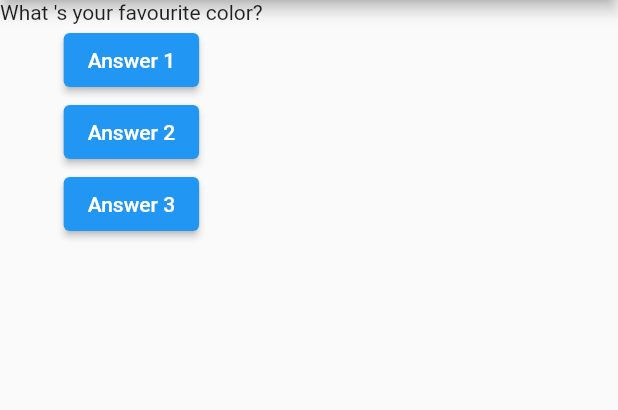
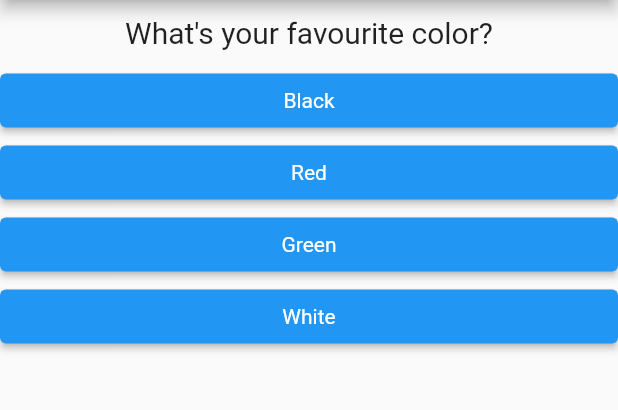
Before and after one commit to Mobile-Tech-Team/flutter-video-study-wolf, a Flutter app: the screen it shows after launch, on a phone screen of 412 x 824 dp, the part 84-494 px from its top. Run offline on Flutter 3.47's test engine with Material 2 defaults, Android fonts, the phone set to English and light mode, and no system bars.

Commit message:
completed answer.dart

```diff
--- /dev/null
+++ b/lib/answer.dart
@@ -0,0 +1,28 @@
+import 'package:flutter/material.dart';
+
+class Answer extends StatelessWidget {
+  final selectHandler;
+  final String answerText;
+
+  Answer(this.selectHandler, this.answerText);
+
+  @override
+  Widget build(BuildContext context) {
+    final ButtonStyle style = ElevatedButton.styleFrom(
+      textStyle: TextStyle(
+        color: Colors.black87,
+      ),
+    );
+    return Container(
+      width: double.infinity,
+      child: ElevatedButton(
+        style: style,
+        child: Text(
+          answerText,
+          style: TextStyle(color: Colors.white),
+        ),
+        onPressed: selectHandler,
+      ),
+    );
+  }
+}
--- a/lib/main.dart
+++ b/lib/main.dart
@@ -1,6 +1,7 @@
 import 'package:flutter/material.dart';
 
 import './question.dart';
+import './answer.dart';
 
 void main() => runApp(MyApp());
 
@@ -14,41 +15,50 @@ class MyApp extends StatefulWidget {
 
 class _MyAppState extends State<MyApp> {
   var _questionIndex = 0;
+  final questions = [
+    {
+      'questionText': 'What\'s your favourite color?',
+      'answers': ['Black', 'Red', 'Green', 'White'],
+    },
+    {
+      'questionText': 'What\'s your favourite animal?',
+      'answers': ['Rabbit', 'Snake', 'Elephant', 'Lion'],
+    },
+    {
+      'questionText': 'Who\'s your favourite instructor?',
+      'answers': ['Max', 'Max', 'Max', 'Max'],
+    },
+  ];
   void _answerQuestion() {
     setState(() {
       _questionIndex = _questionIndex + 1;
     });
     print(_questionIndex);
+    if (_questionIndex < questions.length) {
+      print('We have more questions!');
+    } else {
+      print('No more questions!');
+    }
   }
 
   @override
   Widget build(BuildContext context) {
-    var questions = [
-      'What \'s your favourite color?',
-      'What \'s your favourite animarl?'
-    ];
     return MaterialApp(
       home: Scaffold(
         appBar: AppBar(title: Text('My First App')),
-        body: Column(children: [
-          Question(
-            questions[_questionIndex],
-          ),
-          ElevatedButton(
-            child: Text('Answer 1'),
-            onPressed: _answerQuestion,
-          ),
-          ElevatedButton(
-            child: Text('Answer 2'),
-            onPressed: () => print('Answer 2 chosen'),
-          ),
-          ElevatedButton(
-            child: Text('Answer 3'),
-            onPressed: () {
-              print('Answer 3 chosen');
-            },
-          ),
-        ]),
+        body: _questionIndex < questions.length
+            ? Column(children: [
+                Question(
+                  questions[_questionIndex]['questionText'] as String,
+                ),
+                ...(questions[_questionIndex]['answers'] as List<String>)
+                    .map((answer) {
+                  return Answer(_answerQuestion, answer);
+                }).toList()
+              ])
+            : Center(
+                child: Text('You did it!'),
+              ),
       ),
     );
   }
--- a/lib/question.dart
+++ b/lib/question.dart
@@ -7,6 +7,16 @@ class Question extends StatelessWidget {
 
   @override
   Widget build(BuildContext context) {
-    return Text(questionText);
+    return Container(
+      width: double.infinity,
+      margin: EdgeInsets.all(
+        10,
+      ),
+      child: Text(
+        questionText,
+        style: TextStyle(fontSize: 20),
+        textAlign: TextAlign.center,
+      ),
+    );
   }
 }
```
